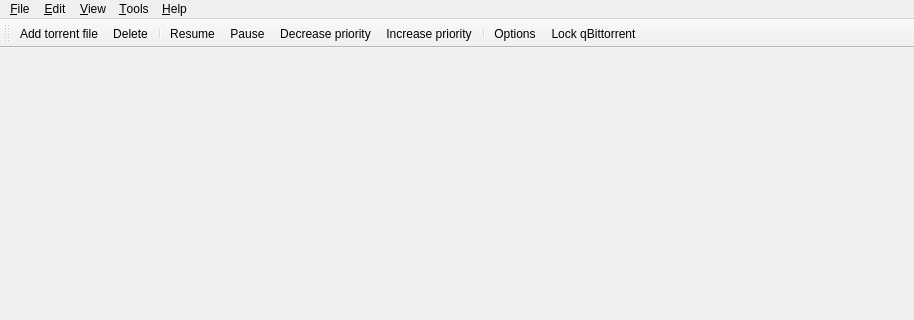
This is src/mainwindow.ui in SysAdminDoc/qBittorrent-Vanced as Qt 5 draws it before an edit; both pictures show x 0 to 914 and y 0 to 320 of the 914 by 563 pixel window. The edited form follows.
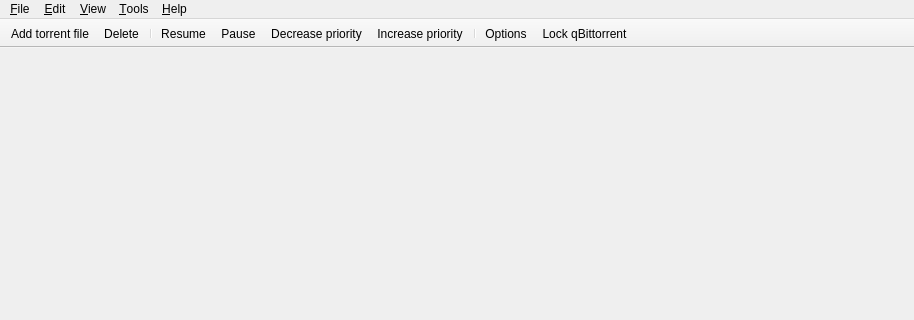
This is the edited form. Icons and pictures are not drawn.

Commit message: Lock toolbar in place. Closes #1144.

```diff
--- a/src/mainwindow.ui
+++ b/src/mainwindow.ui
@@ -106,7 +106,7 @@
   </widget>
   <widget class="QToolBar" name="toolBar">
    <property name="movable">
-    <bool>true</bool>
+    <bool>false</bool>
    </property>
    <property name="orientation">
     <enum>Qt::Horizontal</enum>
```
